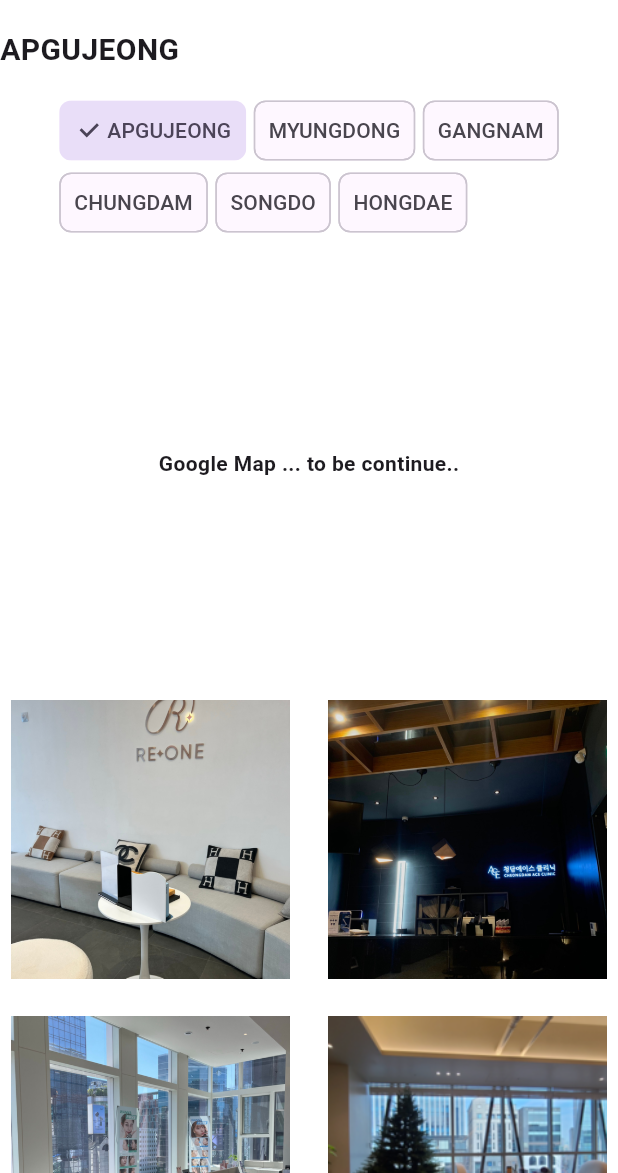
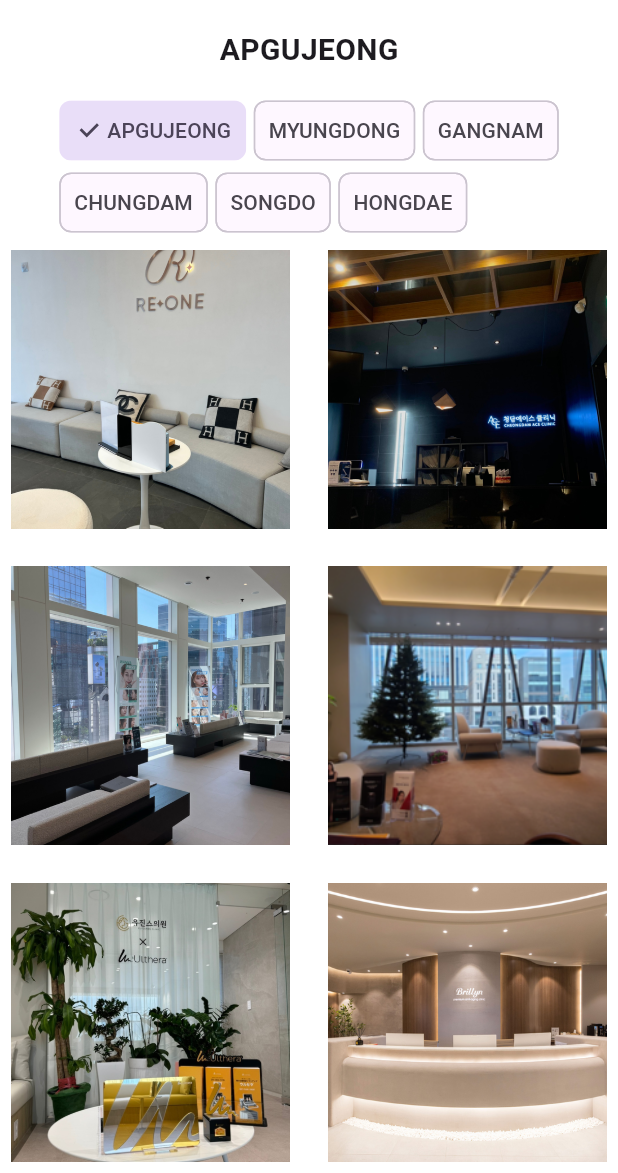
Before and after one commit to CodingBot000/Locationshop_flutter, a Flutter app: the LocationScreen screen opened by its route, on a phone screen of 412 x 824 dp, the part 63-1236 px from its top. Run offline on Flutter 3.47's test engine with Material 3 defaults, Android fonts, the light colour scheme and no system bars; our stand-ins replace flutter_riverpod, flutter_svg, font_awesome_flutter, hooks_riverpod, smooth_page_indicator; missing offline and left inert: carousel_slider_plus.

Commit message:
modify json data  and fix layout position

```diff
--- a/lib/presentation/drawer_menu/menu_title.dart
+++ b/lib/presentation/drawer_menu/menu_title.dart
@@ -1,9 +1,10 @@
 import 'package:flutter/material.dart';
 
 class MenuTitleWidget extends StatelessWidget {
-  const MenuTitleWidget({super.key, required this.title, this.onButtonPressed});
+  const MenuTitleWidget({super.key, required this.title, this.titleAlignment = Alignment.centerLeft, this.onButtonPressed});
 
   final String title;
+  final Alignment titleAlignment;
   final Function()? onButtonPressed;
 
   @override
@@ -17,7 +18,7 @@ class MenuTitleWidget extends StatelessWidget {
       child: Padding(
         padding: const EdgeInsets.only(top: 5, bottom: 5),
         child: Align(
-          alignment: Alignment.centerLeft,
+          alignment: titleAlignment,
           child: Text(
             title,
             style: const TextStyle(
--- a/lib/presentation/location_screen/location_screen.dart
+++ b/lib/presentation/location_screen/location_screen.dart
@@ -49,7 +49,9 @@ class _LocationScreenState extends ConsumerState<LocationScreen> {
           children: [
             MenuTitleWidget(
                 title:
-                    locationPageState.selectLocationButton.value!.region.value),
+                    locationPageState.selectLocationButton.value!.region.value,
+              titleAlignment: Alignment.center
+            ),
             ChipsLocation(
               onButtonPressed: (LocationChipData chipData) =>
                   {viewModel.selectLocationChipData(chipData)},
@@ -62,10 +64,10 @@ class _LocationScreenState extends ConsumerState<LocationScreen> {
                         : SingleChildScrollView(
                             child: Column(
                               children: [
-                                SizedBox(
-                                  height: 300,
-                                  child: googleMap(),
-                                ),
+                                // SizedBox(
+                                //   height: 300,
+                                //   child: googleMap(),
+                                // ),
                                 GridView.builder(
                                   physics: const NeverScrollableScrollPhysics(),
                                   shrinkWrap: true,
@@ -108,7 +110,11 @@ class _LocationScreenState extends ConsumerState<LocationScreen> {
                             ),
                           ));
               },
-              loading: () => Center(child: CircularProgressIndicator()),
+              loading: () => Container(
+                height: 300,
+                width: double.infinity,
+                child: const Center(child: CircularProgressIndicator()),
+              ),
               error: (error, stack) =>
                   Center(child: Text('Error LocationScreen: $error')),
             ),
```
Also changed, not shown: lib/presentation/home/home_screen.dart (+1 -9 lines), lib/server/jsondata/hospital_data_json.dart (+21 -21 lines), 1 other file.
